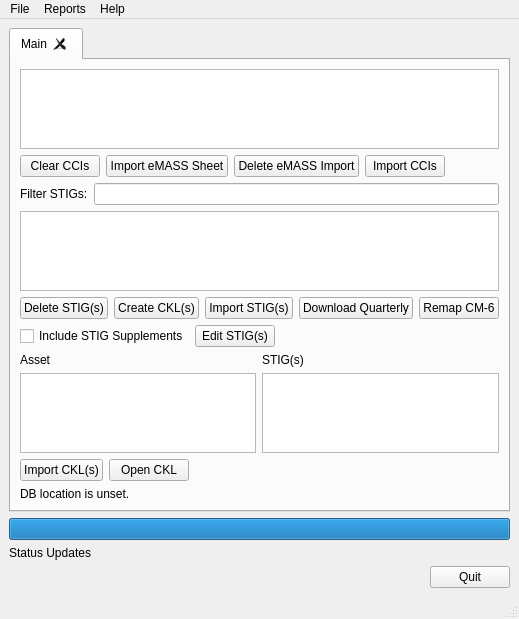
This is src/stigqter.ui in squinky86/STIGQter as Qt 5 draws it before an edit. The edited form follows.
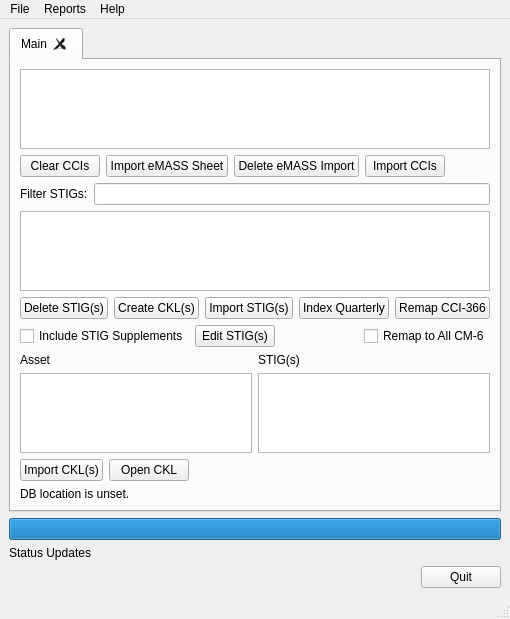
This is the edited form.

Commit message: Remap to all CCIs under CM-6 per Issue #70

Patch:
```diff
--- a/src/stigqter.ui
+++ b/src/stigqter.ui
@@ -160,14 +160,14 @@
              <string>Download Quarterly</string>
             </property>
             <property name="text">
-             <string>Download Quarterly</string>
+             <string>Index Quarterly</string>
             </property>
            </widget>
           </item>
           <item>
            <widget class="QPushButton" name="btnMapUnmapped">
             <property name="text">
-             <string>Remap CM-6</string>
+             <string>Remap CCI-366</string>
             </property>
            </widget>
           </item>
@@ -218,6 +218,16 @@
             </property>
            </spacer>
           </item>
+          <item>
+           <widget class="QCheckBox" name="cbRemapCM6">
+            <property name="toolTip">
+             <string>Remap incorrectly mapped STIG Checks to CM-6</string>
+            </property>
+            <property name="text">
+             <string>Remap to All CM-6</string>
+            </property>
+           </widget>
+          </item>
          </layout>
         </item>
         <item>
```
Left out of the diff: 26 changed lines with no effect on the pictures. The commit also changes 7 other files.
